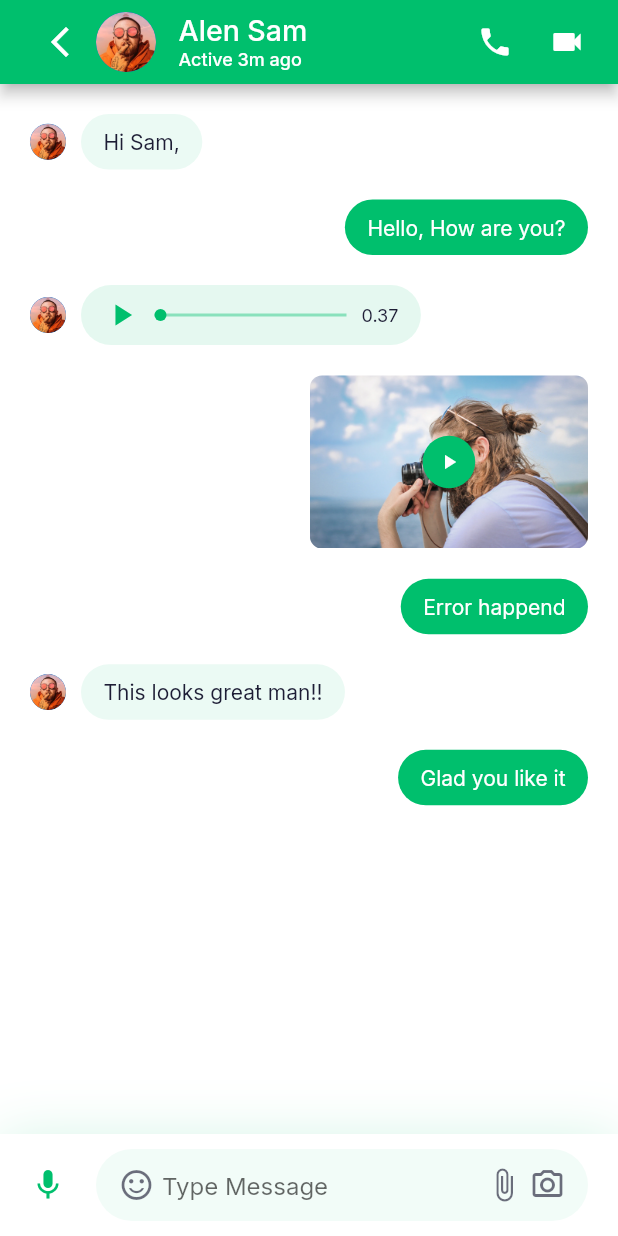
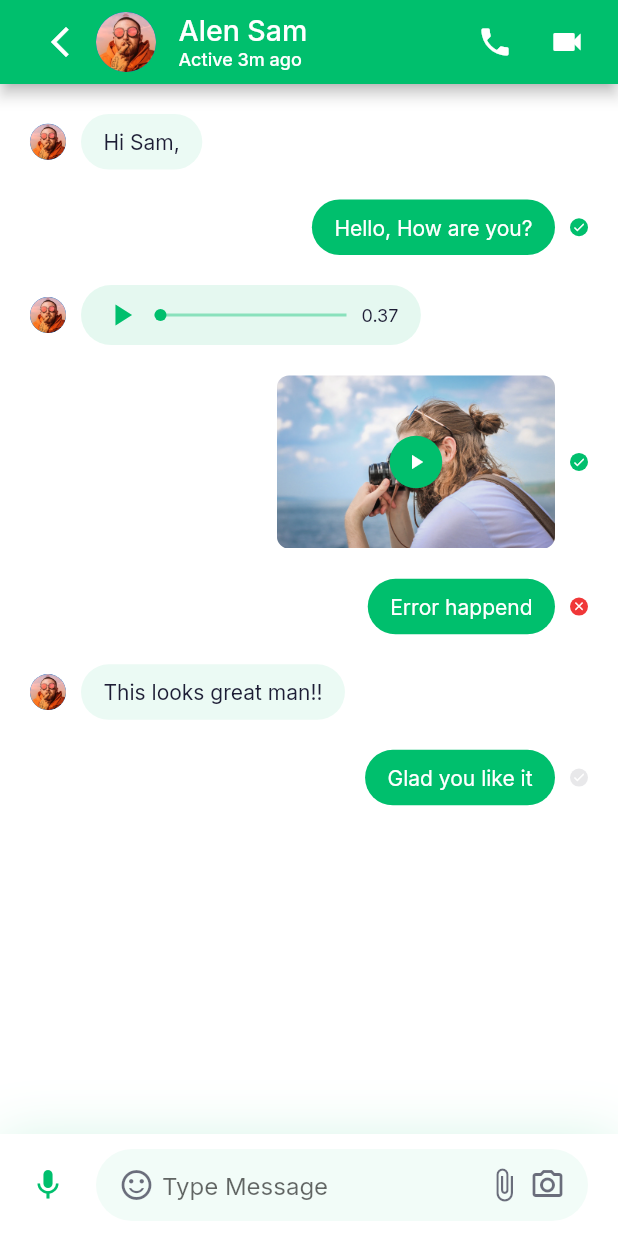
Before and after one commit to Soud-Haroon/Task_02, a Flutter app: the MessageScreen screen opened directly, on a phone screen of 412 x 824 dp. Run offline on Flutter 3.47's test engine with Material 2 defaults, Android fonts, the phone set to English and light mode, and no system bars; our stand-ins replace google_fonts.

Commit message:
check dot
added check dot in message.dart

```diff
--- a/lib/messages/messages.dart
+++ b/lib/messages/messages.dart
@@ -44,8 +44,48 @@ class Messages extends StatelessWidget {
           SizedBox(width: kDefaultPadding / 2),
           //=======================================================//
           messageContaint(message),
+          if (message.isSender!)
+            MessageStatusDot(
+              status: message.messageStatus!,
+            )
         ],
       ),
     );
   }
 }
+
+class MessageStatusDot extends StatelessWidget {
+  final MessageStatus status;
+
+  const MessageStatusDot({Key? key, required this.status}) : super(key: key);
+  @override
+  Widget build(BuildContext context) {
+    Color? dotColor(MessageStatus status) {
+      switch (status) {
+        case MessageStatus.not_sent:
+          return kErrorRedColor;
+        case MessageStatus.not_view:
+          return Theme.of(context).textTheme.bodyText1!.color!.withOpacity(0.1);
+        case MessageStatus.viewed:
+          return kPrimaryGreen;
+        default:
+          return Colors.transparent;
+      }
+    }
+
+    return Container(
+      margin: EdgeInsets.only(left: kDefaultPadding / 2),
+      height: 12,
+      width: 12,
+      decoration: BoxDecoration(
+        color: dotColor(status),
+        shape: BoxShape.circle,
+      ),
+      child: Icon(
+        status == MessageStatus.not_sent ? Icons.close : Icons.done,
+        size: 9,
+        color: Theme.of(context).scaffoldBackgroundColor,
+      ),
+    );
+  }
+}
```
Also changed, not shown: lib/messages/Components/Video_message.dart (line endings or trailing spaces).
